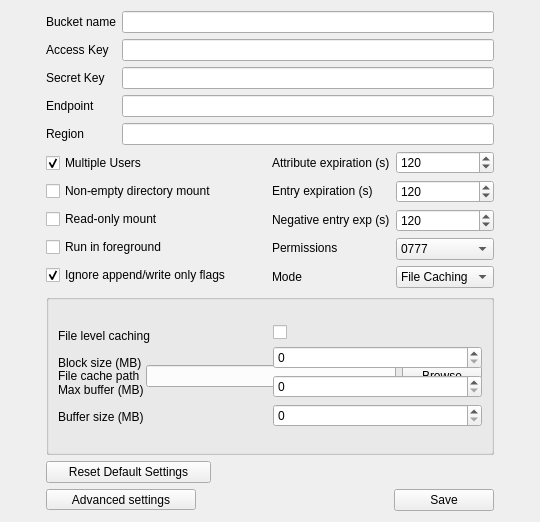
Above: gui/lyve_config_common.ui from Seagate/cloudfuse before the change. Below: the same form after it.
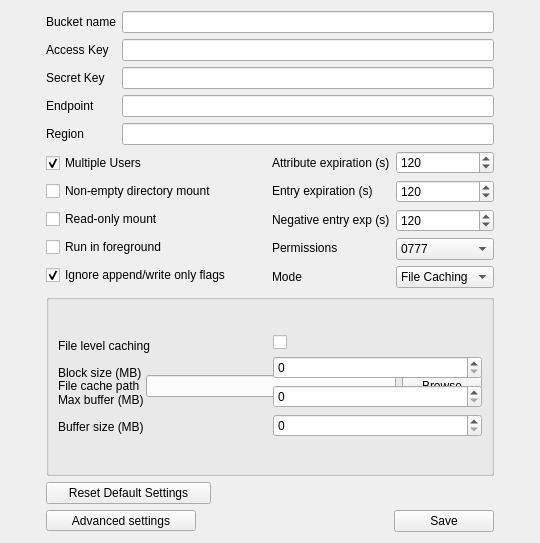
That is the form after the change.

Patch:
```diff
--- a/gui/lyve_config_common.ui
+++ b/gui/lyve_config_common.ui
@@ -7,7 +7,7 @@
     <x>0</x>
     <y>0</y>
     <width>540</width>
-    <height>522</height>
+    <height>543</height>
    </rect>
   </property>
   <property name="windowTitle">
```
Left out of the diff: 75 changed lines with no effect on the pictures.
